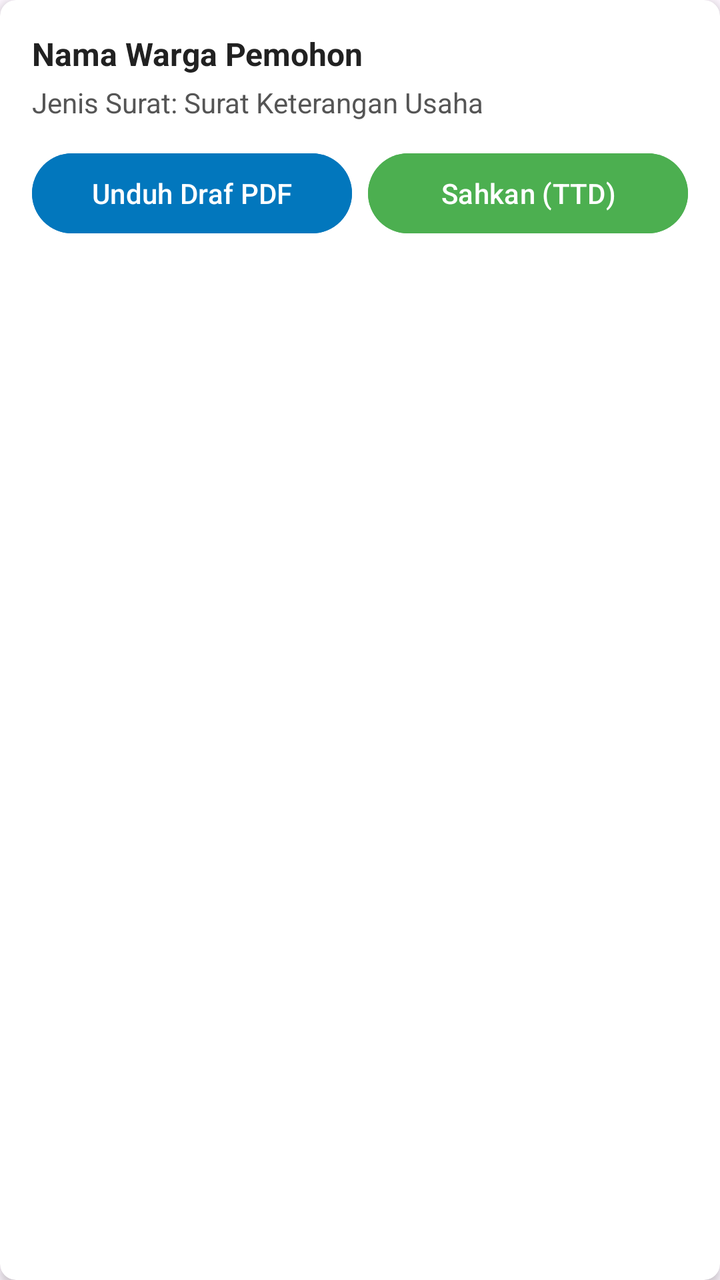
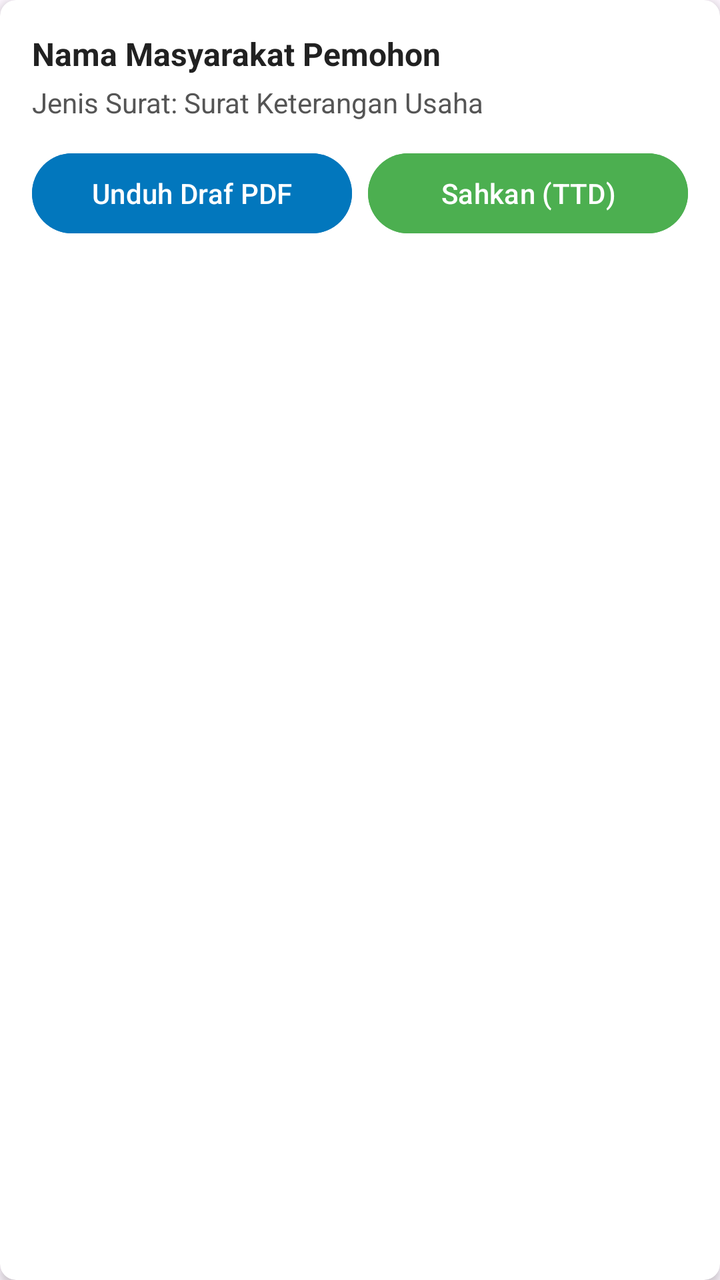

Two renders of the same Android screen: before a commit and after it. Below are the layout's source before the change and the commit's diff.
<!-- AndroidManifest.xml: application theme Theme.Ovylia -->
<!-- res/layout/item_sahkan_surat.xml -->
<?xml version="1.0" encoding="utf-8"?>
<androidx.cardview.widget.CardView
    xmlns:android="http://schemas.android.com/apk/res/android"
    xmlns:app="http://schemas.android.com/apk/res-auto"
    android:layout_width="match_parent"
    android:layout_height="wrap_content"
    android:layout_marginHorizontal="12dp"
    android:layout_marginVertical="6dp"
    app:cardCornerRadius="8dp"
    app:cardElevation="3dp">

    <LinearLayout
        android:layout_width="match_parent"
        android:layout_height="wrap_content"
        android:orientation="vertical"
        android:padding="16dp">

        <TextView
            android:id="@+id/tvNamaPemohonSah"
            android:layout_width="wrap_content"
            android:layout_height="wrap_content"
            android:text="Nama Warga Pemohon"
            android:textStyle="bold"
            android:textColor="#212121"
            android:textSize="16sp"/>

        <TextView
            android:id="@+id/tvJenisSuratSah"
            android:layout_width="match_parent"
            android:layout_height="wrap_content"
            android:layout_marginTop="4dp"
            android:text="Jenis Surat: Surat Keterangan Usaha"
            android:textColor="#555555"
            android:textSize="14sp"/>

        <LinearLayout
            android:layout_width="match_parent"
            android:layout_height="wrap_content"
            android:orientation="horizontal"
            android:layout_marginTop="12dp"
            android:weightSum="2">

            <Button
                android:id="@+id/btnUnduhDraf"
                android:layout_width="0dp"
                android:layout_height="wrap_content"
                android:layout_weight="1"
                android:layout_marginEnd="4dp"
                android:text="Unduh Draf PDF"
                android:backgroundTint="#0277BD"
                android:textColor="#FFFFFF" />

            <Button
                android:id="@+id/btnSahkanDigital"
                android:layout_width="0dp"
                android:layout_height="wrap_content"
                android:layout_weight="1"
                android:layout_marginStart="4dp"
                android:text="Sahkan (TTD)"
                android:backgroundTint="#4CAF50"
                android:textColor="#FFFFFF" />
        </LinearLayout>
    </LinearLayout>
</androidx.cardview.widget.CardView>
<!-- resources referenced by this layout -->
<resources>
  <style name="Theme.Ovylia" parent="Base.Theme.Ovylia" />
  <style name="Base.Theme.Ovylia" parent="Theme.Material3.DayNight.NoActionBar">
          
          
      </style>
</resources>

<!-- the commit's change to res/layout/item_sahkan_surat.xml (unified diff, before → after) -->
@@ -19,7 +19,7 @@
             android:id="@+id/tvNamaPemohonSah"
             android:layout_width="wrap_content"
             android:layout_height="wrap_content"
-            android:text="Nama Warga Pemohon"
+            android:text="Nama Masyarakat Pemohon"
             android:textStyle="bold"
             android:textColor="#212121"
             android:textSize="16sp"/>
